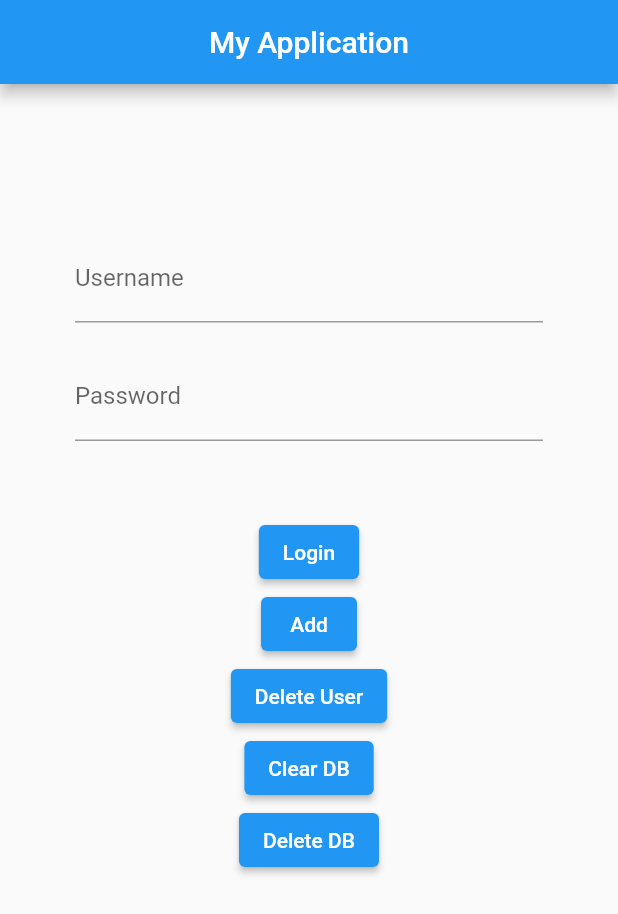
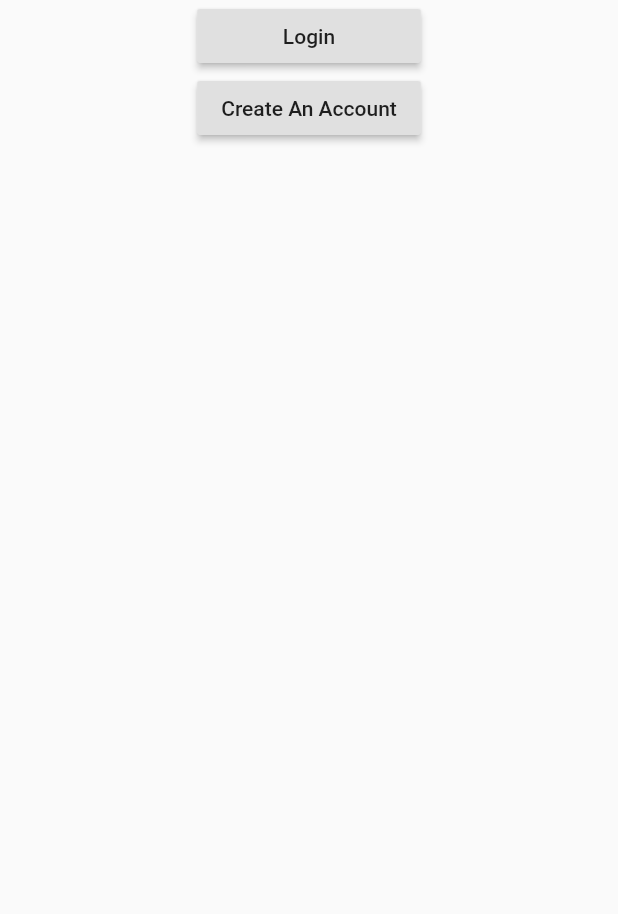
Before and after one commit to cjherte1/my_app, a Flutter app: the screen it shows after launch, on a phone screen of 412 x 824 dp. Shown: the top 914 px of the screen. Run offline on Flutter 3.47's test engine with Material 2 defaults, Android fonts, the phone set to English and light mode, and no system bars; our stand-ins replace sqflite; accounts and stored records are empty.

Commit message:
Added all the pages we will need. Moved all pages within the Pages folder. Use the routes widget on main to add new pages and import them on top.
You can navigate from Loading to Loging and back. Loading to Create Account and back, not sure why submit does not lead to home. it gets an error.

```diff
--- /dev/null
+++ b/lib/pages/loading.dart
@@ -0,0 +1,39 @@
+import 'package:flutter/material.dart';
+import  'package:my_app/pages/home_screen.dart';
+
+class Loading extends StatefulWidget {
+  const Loading({Key? key}) : super(key: key);
+
+  @override
+  State<Loading> createState() => _LoadingState();
+}
+
+class _LoadingState extends State<Loading> {
+  @override
+  Widget build(BuildContext context) {
+    return Scaffold(
+
+      body: Center(
+        child: IntrinsicWidth(
+          child: Column(
+            crossAxisAlignment: CrossAxisAlignment.stretch,
+            children: <Widget>[
+              RaisedButton(
+                onPressed: () {
+                  Navigator.pushNamed(context,'/login');
+                },
+                child: Text('Login'),
+              ),
+              RaisedButton(
+                onPressed: () {
+                  Navigator.pushNamed(context,'/createAccount');
+                },
+                child: Text('Create An Account'),
+              )
+            ],
+          ),
+        ),
+      ),
+    );
+  }
+}
--- a/lib/login_screen.dart
+++ b/lib/pages/login_screen.dart
@@ -1,6 +1,6 @@
 import 'package:flutter/material.dart';
-import 'database_helper.dart';
-import 'models/user.dart';
+import '../database_helper.dart';
+import '../models/user.dart';
 
 class LoginScreen extends StatefulWidget {
   const LoginScreen({Key? key}) : super(key: key);
```
Also changed, not shown: lib/main.dart (+13 -111 lines), lib/pages/createAccount.dart (added, +58 -0 lines), lib/pages/home_screen.dart (renamed from lib/home_screen.dart, +8 -2 lines), lib/pages/account.dart (added), lib/pages/achievements.dart (added), lib/pages/tasks.dart (added), lib/pages/timer.dart (added).
